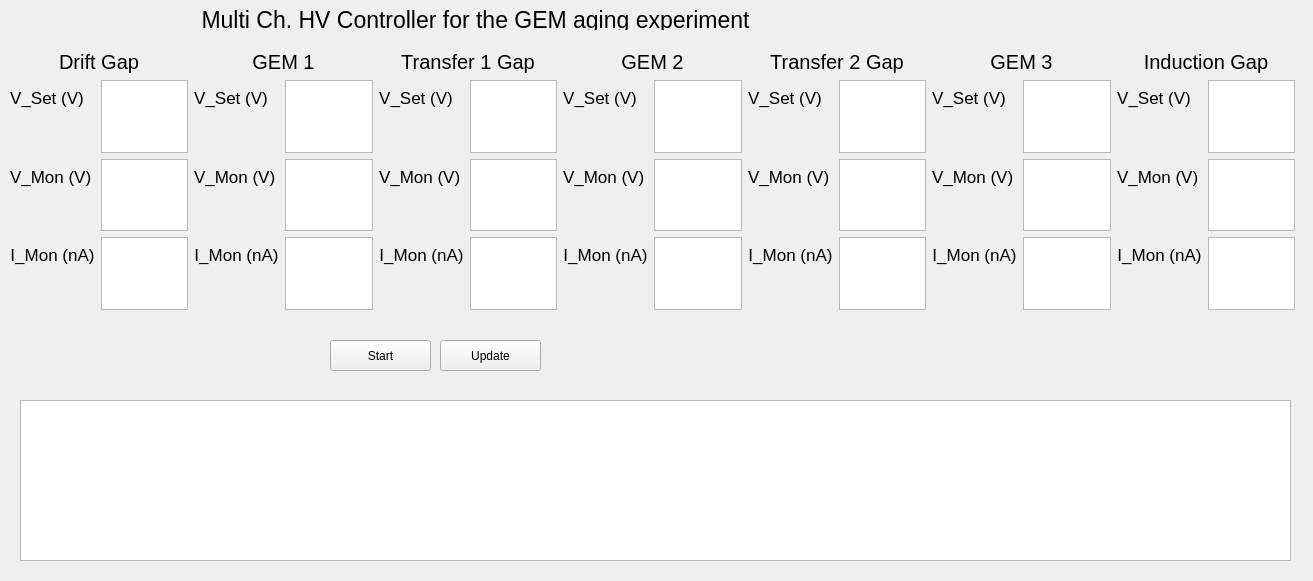
Old version of the form Code/UI/MainWidget.ui in the repository diracyoon/Multi_Ch_HV.
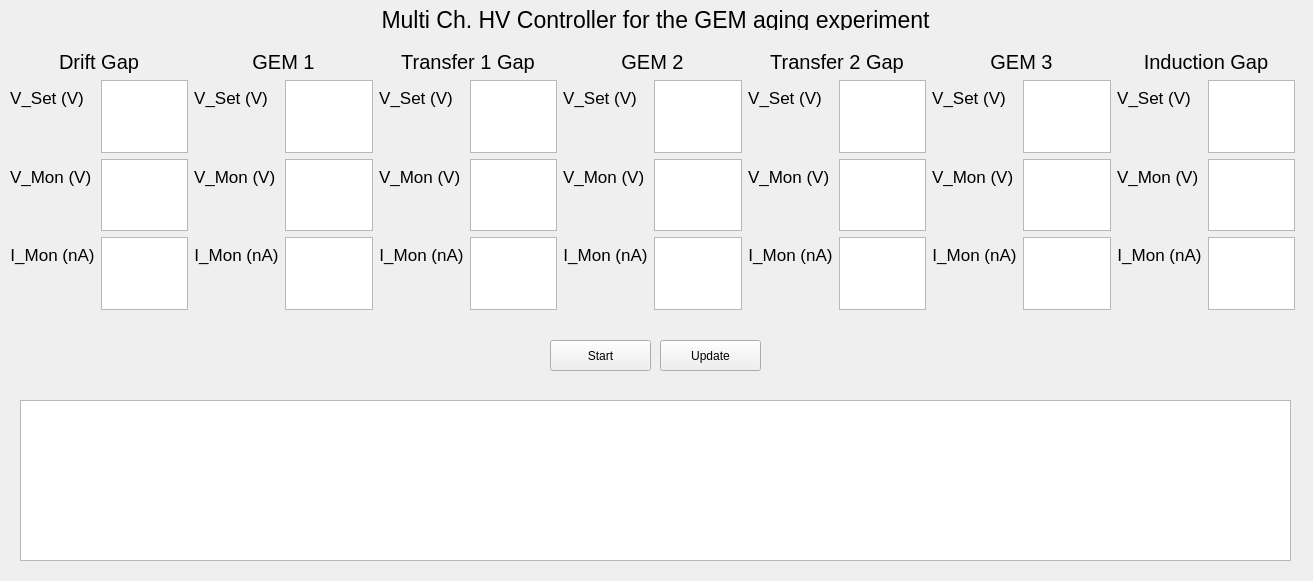
New version of the form.

```diff
--- a/Code/UI/MainWidget.ui
+++ b/Code/UI/MainWidget.ui
@@ -28,7 +28,7 @@
     <rect>
      <x>0</x>
      <y>10</y>
-     <width>951</width>
+     <width>1311</width>
      <height>20</height>
     </rect>
    </property>
@@ -725,7 +725,7 @@
   <widget class="QPushButton" name="button_update">
    <property name="geometry">
     <rect>
-     <x>440</x>
+     <x>660</x>
      <y>340</y>
      <width>101</width>
      <height>31</height>
@@ -738,7 +738,7 @@
   <widget class="QPushButton" name="button_start">
    <property name="geometry">
     <rect>
-     <x>330</x>
+     <x>550</x>
      <y>340</y>
      <width>101</width>
      <height>31</height>
```
Left out of the diff: 174 changed lines with no effect on the pictures.
